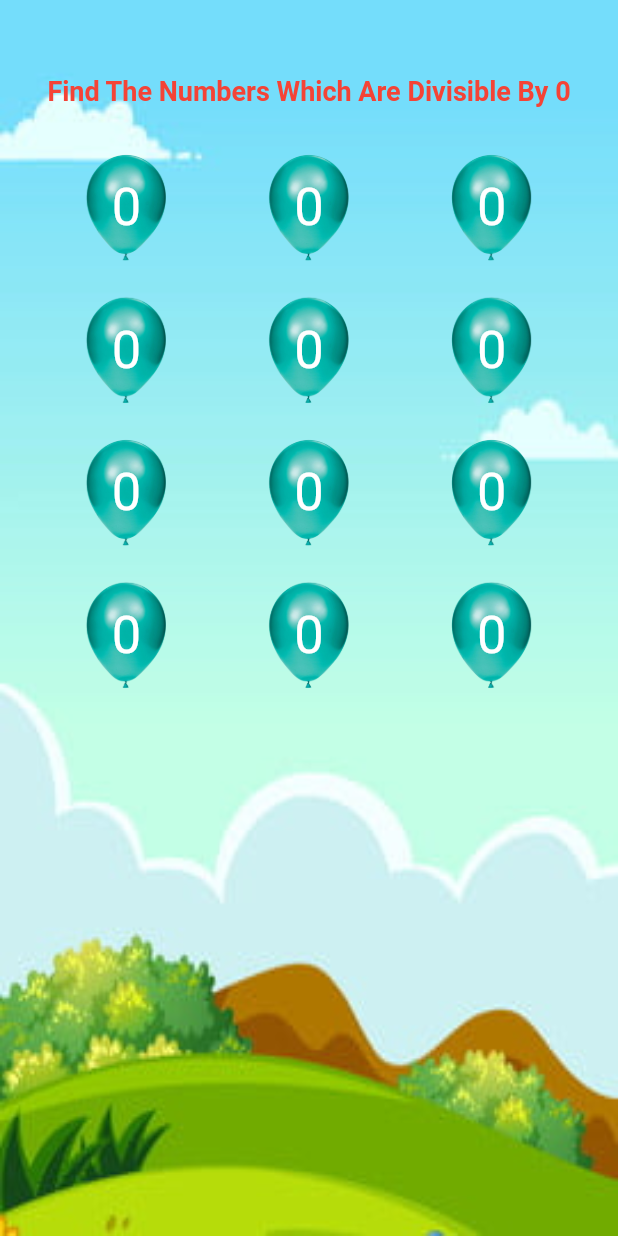
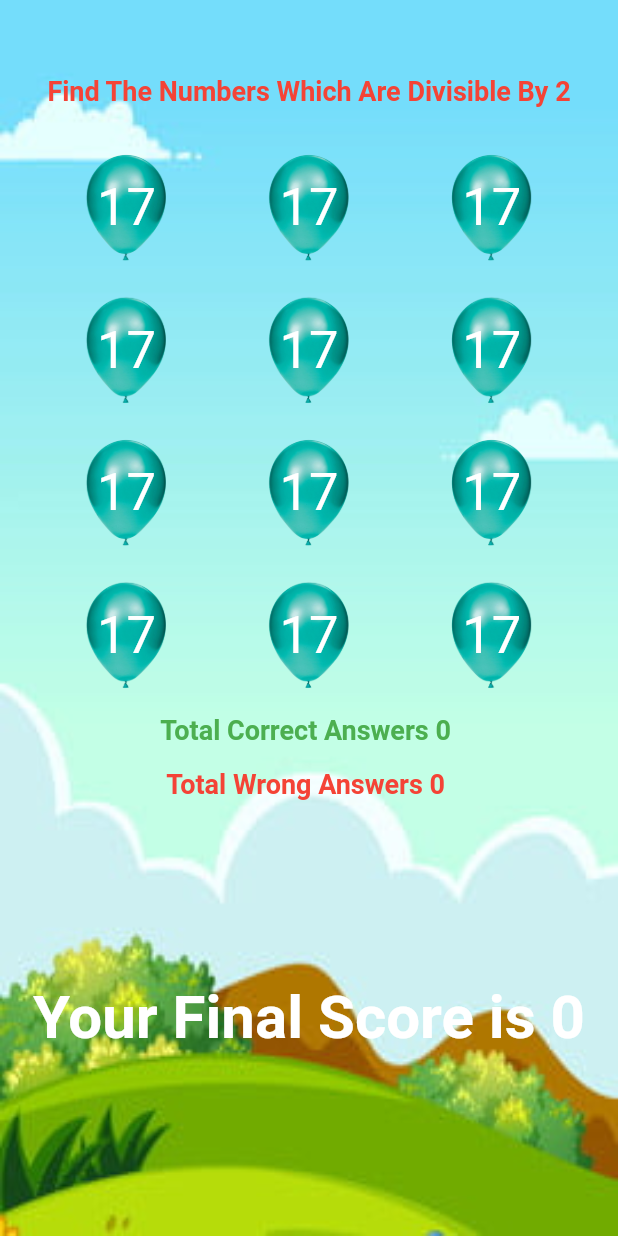
Before and after one commit to jithuhari/Balloon_PoP_Math_Game, a Flutter app: the screen it shows after launch, on a phone screen of 412 x 824 dp. Run offline on Flutter 3.47's test engine with Material 2 defaults, Android fonts, the light colour scheme and no system bars; our stand-ins replace assets_audio_player.

Commit message:
Add Audio And Score

```diff
--- a/lib/main.dart
+++ b/lib/main.dart
@@ -10,6 +10,7 @@ class MyApp extends StatelessWidget {
   @override
   Widget build(BuildContext context) {
     return MaterialApp(
+      debugShowCheckedModeBanner: false,
       home: MyHomePage(),
     );
   }
--- a/lib/screens/myHomePage.dart
+++ b/lib/screens/myHomePage.dart
@@ -1,5 +1,6 @@
 import 'dart:math';
 import 'package:flutter/material.dart';
+import 'package:assets_audio_player/assets_audio_player.dart';
 
 class MyHomePage extends StatefulWidget {
   const MyHomePage({Key? key}) : super(key: key);
@@ -9,6 +10,10 @@ class MyHomePage extends StatefulWidget {
 }
 
 class _MyHomePageState extends State<MyHomePage> {
+
+  AssetsAudioPlayer player1 =AssetsAudioPlayer();
+  AssetsAudioPlayer player2 =AssetsAudioPlayer();
+
   bool isImageVisibleBalloon1 = true;
   bool isImageVisibleBalloon2 = true;
   bool isImageVisibleBalloon3 = true;
@@ -21,19 +26,21 @@ class _MyHomePageState extends State<MyHomePage> {
   bool isImageVisibleBalloon10 = true;
   bool isImageVisibleBalloon11 = true;
   bool isImageVisibleBalloon12 = true;
-  final number1 = Random().nextInt(20);
-  final number2 = Random().nextInt(20);
-  final number3 = Random().nextInt(20);
-  final number4 = Random().nextInt(20);
-  final number5 = Random().nextInt(20);
-  final number6 = Random().nextInt(20);
-  final number7 = Random().nextInt(20);
-  final number8 = Random().nextInt(20);
-  final number9 = Random().nextInt(20);
-  final number10 = Random().nextInt(20);
-  final number11 = Random().nextInt(20);
-  final number12 = Random().nextInt(20);
-  final numberDiv = Random().nextInt(5);
+
+  final number1 = nextNumber(min: 2, max: 30);
+  final number2 = nextNumber(min: 2, max: 30);
+  final number3 = nextNumber(min: 2, max: 30);
+  final number4 = nextNumber(min: 2, max: 30);
+  final number5 = nextNumber(min: 2, max: 30);
+  final number6 = nextNumber(min: 2, max: 30);
+  final number7 = nextNumber(min: 2, max: 30);
+  final number8 = nextNumber(min: 2, max: 30);
+  final number9 = nextNumber(min: 2, max: 30);
+  final number10 = nextNumber(min: 2, max: 30);
+  final number11 = nextNumber(min: 2, max: 30);
+  final number12 = nextNumber(min: 2, max: 30);
+  final numberDiv = nextNumber(min: 2, max: 6);
+
   Icon icon1 = Icon(Icons.check);
   Icon icon2 = Icon(Icons.check);
   Icon icon3 = Icon(Icons.check);
@@ -46,8 +53,30 @@ class _MyHomePageState extends State<MyHomePage> {
   Icon icon10 = Icon(Icons.check);
   Icon icon11 = Icon(Icons.check);
   Icon icon12 = Icon(Icons.check);
+
+  int score = 0;
+  int correctAnswers = 0;
+  int wrongAnswers = 0;
+
   Image balloonImage = Image(
       fit: BoxFit.contain, image: AssetImage('assets/images/balloonGreen.png'));
+
+  @override
+  void initState() {
+
+    super.initState();
+
+     player1.open(
+      Audio('assets/audio/Win.mp3'),
+      autoStart: false , showNotification: true
+      );
+
+     player2.open(
+      Audio('assets/audio/Lose.wav'),
+      autoStart: false , showNotification: true
+      );
+
+  }
 
   @override
   Widget build(BuildContext context) {
@@ -82,19 +111,25 @@ class _MyHomePageState extends State<MyHomePage> {
                     onTap: () {
                       setState(() {
                         if (number1 % numberDiv == 0) {
+                          player1.play();
                           isImageVisibleBalloon1 = false;
                           icon1 = Icon(
                             Icons.check_circle,
                             color: Colors.green,
                             size: 50,
                           );
+                          score++;
+                          correctAnswers++;
                         } else {
+                          player2.play();
                           isImageVisibleBalloon1 = false;
                           icon1 = Icon(
                             Icons.close_outlined,
                             color: Colors.red,
                             size: 50,
                           );
+                          score--;
+                          wrongAnswers++;
                         }
                       });
                     },
@@ -121,20 +156,27 @@ class _MyHomePageState extends State<MyHomePage> {
                   GestureDetector(
                     onTap: () {
                       setState(() {
+
                         if (number2 % numberDiv == 0) {
+                          player1.play();
                           isImageVisibleBalloon2 = false;
                           icon2 = Icon(
                             Icons.check_circle,
                             color: Colors.green,
                             size: 50,
                           );
+                          score++;
+                          correctAnswers++;
                         } else {
+                          player2.play();
                           isImageVisibleBalloon2 = false;
                           icon2 = Icon(
                             Icons.close_outlined,
                             color: Colors.red,
                             size: 50,
                           );
+                          score--;
+                          wrongAnswers++;
                         }
                       });
                     },
@@ -161,20 +203,28 @@ class _MyHomePageState extends State<MyHomePage> {
                   GestureDetector(
                     onTap: () {
                       setState(() {
+
                         if (number3 % numberDiv == 0) {
+                          player1.play();
                           isImageVisibleBalloon3 = false;
                           icon3 = Icon(
                             Icons.check_circle,
                             color: Colors.green,
                             size: 50,
                           );
+                          score++;
+                          correctAnswers++;
                         } else {
+                          player2.play();
                           isImageVisibleBalloon3 = false;
                           icon3 = Icon(
                             Icons.close_outlined,
                             color: Colors.red,
                             size: 50,
                           );
+                          score--;
+                          wrongAnswers++;
+
                         }
                       });
                     },
@@ -210,19 +260,25 @@ class _MyHomePageState extends State<MyHomePage> {
                     onTap: () {
                       setState(() {
                         if (number4 % numberDiv == 0) {
+                          player1.play();
                           isImageVisibleBalloon4 = false;
                           icon4 = Icon(
                             Icons.check_circle,
                             color: Colors.green,
                             size: 50,
                           );
+                          score++;
+                          correctAnswers++;
                         } else {
+                          player2.play();
                           isImageVisibleBalloon4 = false;
                           icon4 = Icon(
                             Icons.close_outlined,
                             color: Colors.red,
                             size: 50,
                           );
+                          score--;
+                          wrongAnswers++;
                         }
                       });
                     },
@@ -250,19 +306,25 @@ class _MyHomePageState extends State<MyHomePage> {
                     onTap: () {
                       setState(() {
                         if (number5 % numberDiv == 0) {
+                          player1.play();
                           isImageVisibleBalloon5 = false;
                           icon5 = Icon(
                             Icons.check_circle,
                             color: Colors.green,
                             size: 50,
                           );
+                          score++;
+                          correctAnswers++;
                         } else {
+                          player2.play();
                           isImageVisibleBalloon5 = false;
                           icon5 = Icon(
                             Icons.close_outlined,
                             color: Colors.red,
                             size: 50,
                           );
+                          score--;
+                          wrongAnswers++;
                         }
                       });
                     },
@@ -290,19 +352,25 @@ class _MyHomePageState extends State<MyHomePage> {
                     onTap: () {
                       setState(() {
                         if (number6 % numberDiv == 0) {
+                          player1.play();
                           isImageVisibleBalloon6 = false;
                           icon6 = Icon(
                             Icons.check_circle,
                             color: Colors.green,
                             size: 50,
                           );
+                          score++;
+                          correctAnswers++;
                         } else {
+                          player2.play();
                           isImageVisibleBalloon6 = false;
                           icon6 = Icon(
                             Icons.close_outlined,
                             color: Colors.red,
                             size: 50,
                           );
+                          score--;
+                          wrongAnswers++;
                         }
                       });
                     },
@@ -338,19 +406,25 @@ class _MyHomePageState extends State<MyHomePage> {
                     onTap: () {
                       setState(() {
                         if (number7 % numberDiv == 0) {
+                          player1.play();
                           isImageVisibleBalloon7 = false;
                           icon7 = Icon(
                             Icons.check_circle,
                             color: Colors.green,
                             size: 50,
                           );
+                          score++;
+                          correctAnswers++;
                         } else {
+                          player2.play();
                           isImageVisibleBalloon7 = false;
                           icon7 = Icon(
                             Icons.close_outlined,
                             color: Colors.red,
                             size: 50,
                           );
+                          score--;
+                          wrongAnswers++;
                         }
                       });
                     },
@@ -377,20 +451,27 @@ class _MyHomePageState extends State<MyHomePage> {
                   GestureDetector(
                     onTap: () {
                       setState(() {
+
                         if (number8 % numberDiv == 0) {
+                          player1.play();
                           isImageVisibleBalloon8 = false;
                           icon8 = Icon(
                             Icons.check_circle,
                             color: Colors.green,
                             size: 50,
                           );
+                          score++;
+                          correctAnswers++;
                         } else {
+                          player2.play();
                           isImageVisibleBalloon8 = false;
                           icon8 = Icon(
                             Icons.close_outlined,
                             color: Colors.red,
                             size: 50,
                           );
+                          score--;
+                          wrongAnswers++;
                         }
                       });
                     },
@@ -418,19 +499,25 @@ class _MyHomePageState extends State<MyHomePage> {
                     onTap: () {
                       setState(() {
                         if (number9 % numberDiv == 0) {
+                          player1.play();
                           isImageVisibleBalloon9 = false;
                           icon9 = Icon(
                             Icons.check_circle,
                             color: Colors.green,
                             size: 50,
                           );
+                          score++;
+                          correctAnswers++;
                         } else {
+                          player2.play();
                           isImageVisibleBalloon9 = false;
                           icon9 = Icon(
                             Icons.close_outlined,
                             color: Colors.red,
                             size: 50,
                           );
+                          score--;
+                          wrongAnswers++;
                         }
                       });
                     },
@@ -465,20 +552,27 @@ class _MyHomePageState extends State<MyHomePage> {
                   GestureDetector(
                     onTap: () {
                       setState(() {
+
                         if (number10 % numberDiv == 0) {
+                          player1.play();
                           isImageVisibleBalloon10 = false;
                           icon10 = Icon(
                             Icons.check_circle,
                             color: Colors.green,
                             size: 50,
                           );
+                          score++;
+                          correctAnswers++;
                         } else {
+                          player2.play();
                           isImageVisibleBalloon10 = false;
                           icon10 = Icon(
                             Icons.close_outlined,
                             color: Colors.red,
                             size: 50,
                           );
+                          score--;
+                          wrongAnswers++;
                         }
                       });
                     },
@@ -506,19 +600,25 @@ class _MyHomePageState extends State<MyHomePage> {
                     onTap: () {
                       setState(() {
                         if (number11 % numberDiv == 0) {
+                          player1.play();
                           isImageVisibleBalloon11 = false;
                           icon11 = Icon(
                             Icons.check_circle,
                             color: Colors.green,
                             size: 50,
                           );
+                          score++;
+                          correctAnswers++;
                         } else {
+                          player2.play();
                           isImageVisibleBalloon11 = false;
                           icon11 = Icon(
                             Icons.close_outlined,
                             color: Colors.red,
                             size: 50,
                           );
+                          score--;
+                          wrongAnswers++;
                         }
                       });
                     },
@@ -546,19 +646,25 @@ class _MyHomePageState extends State<MyHomePage> {
                     onTap: () {
                       setState(() {
                         if (number12 % numberDiv == 0) {
+                          player1.play();
                           isImageVisibleBalloon12 = false;
                           icon12 = Icon(
                             Icons.check_circle,
                             color: Colors.green,
                             size: 50,
                           );
+                          score++;
+                          correctAnswers++;
                         } else {
+                          player2.play();
                           isImageVisibleBalloon12 = false;
                           icon12 = Icon(
                             Icons.close_outlined,
                             color: Colors.red,
                             size: 50,
                           );
+                          score--;
+                          wrongAnswers++;
                         }
                       });
                     },
@@ -582,8 +688,39 @@ class _MyHomePageState extends State<MyHomePage> {
                     ),
                   ),
                   Spacer(),
+
                 ],
               ),
+              SizedBox(height: 15,),
+
+              Text('Total Correct Answers $correctAnswers ',
+               style: TextStyle(
+                fontSize: 18,
+                fontWeight: FontWeight.w600,
+                color: Colors.green
+              ),
+              ),
+              SizedBox(height: 15,),
+
+              Text('Total Wrong Answers $wrongAnswers ',
+               style: TextStyle(
+                fontSize: 18,
+                fontWeight: FontWeight.w600,
+                color: Colors.red
+              ),
+              ),
+              Spacer(),
+
+              Text('Your Final Score is $score',
+              style: TextStyle(
+                fontSize: 40,
+                fontWeight: FontWeight.w600,
+                color: Colors.white
+              ),
+
+              ),
+
+              Spacer(),
             ],
           ),
         ],
@@ -591,3 +728,13 @@ class _MyHomePageState extends State<MyHomePage> {
     );
   }
 }
+
+// create a method to show randow numbers between 2 numbers
+int nextNumber({required int min, required int max}) =>
+
+    //max 50 , min 5
+    //1.50-5 = 45
+    //2.Random.nextInt(45+1)=>0...45
+    //3.5 + 0 ... 45 => 5...50
+
+    min + Random().nextInt(max - min + 1);
--- a/pubspec.yaml
+++ b/pubspec.yaml
@@ -28,6 +28,7 @@ dependencies:
   # The following adds the Cupertino Icons font to your application.
   # Use with the CupertinoIcons class for iOS style icons.
   cupertino_icons: ^1.0.2
+  assets_audio_player: ^3.0.3+6
 
 dev_dependencies:
   flutter_test:
@@ -47,6 +48,7 @@ flutter:
   # To add assets to your application, add an assets section, like this:
   assets:
     - assets/images/
+    - assets/audio/
 
   # An image asset can refer to one or more resolution-specific "variants", see
   # https://flutter.dev/assets-and-images/#resolution-aware.
```
Also changed, not shown: lib/widgets/balloon1.dart (added, +108 -0 lines), pubspec.lock, 4 other files.
